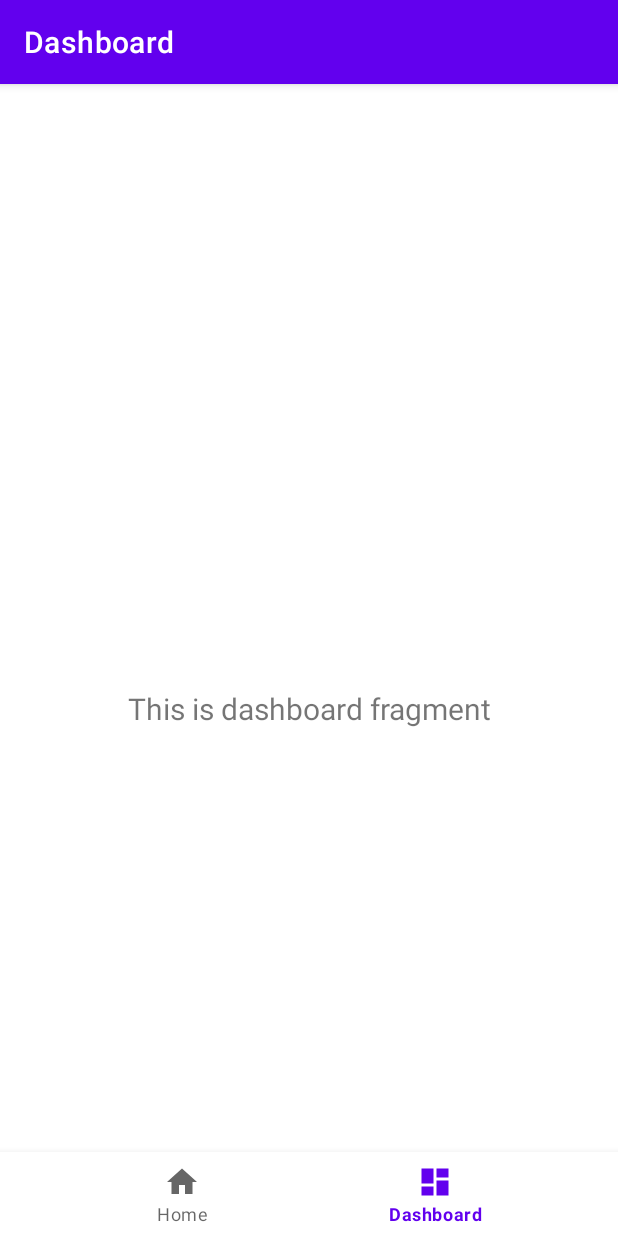
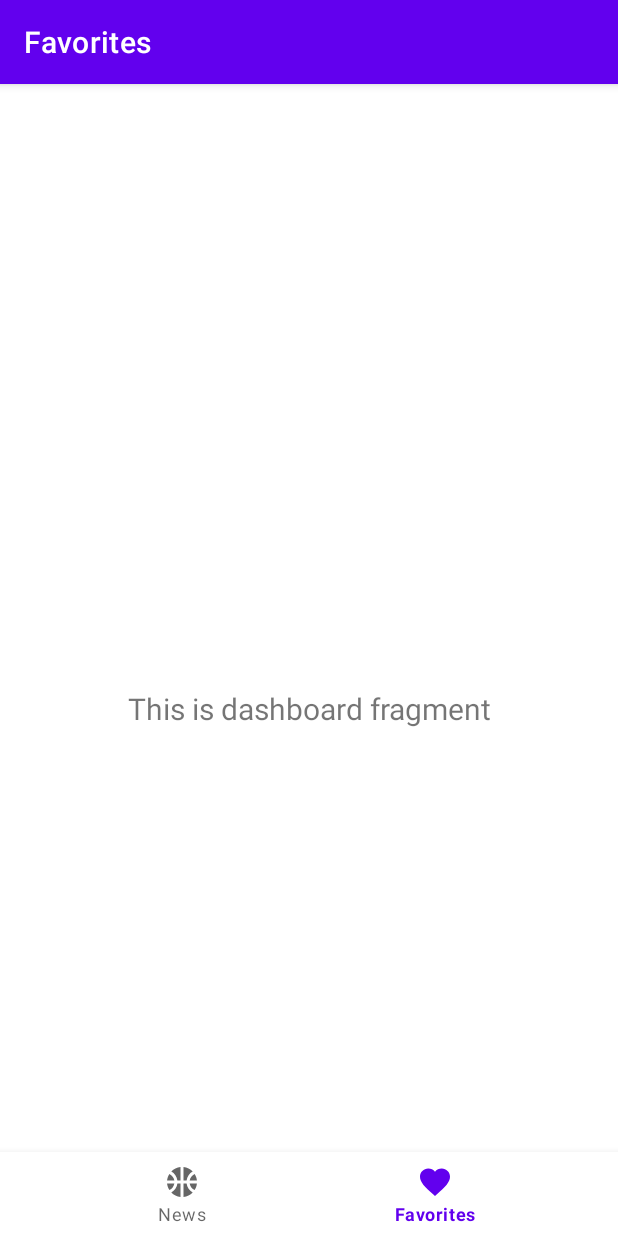
Before and after one commit to JorgeTranin/SoccerNews, an Android app: the screen it shows after launch (MainActivity), item 2 of the bottom bar chosen, on a phone screen of 412 x 824 dp. Run offline under Robolectric (Android 15) with nearby library versions, the phone set to English and light mode, and no system bars; our stand-ins replace navigation-ui.

Commit message:
Refatoração dos fragmentos e menu do app

```diff
--- a/app/src/main/java/com/soccernews/ui/dashboard/DashboardFragment.java
+++ /dev/null
@@ -1,37 +0,0 @@
-package com.soccernews.ui.dashboard;
-
-import android.os.Bundle;
-import android.view.LayoutInflater;
-import android.view.View;
-import android.view.ViewGroup;
-import android.widget.TextView;
-
-import androidx.annotation.NonNull;
-import androidx.fragment.app.Fragment;
-import androidx.lifecycle.ViewModelProvider;
-
-import com.soccernews.databinding.FragmentDashboardBinding;
-
-public class DashboardFragment extends Fragment {
-
-    private FragmentDashboardBinding binding;
-
-    public View onCreateView(@NonNull LayoutInflater inflater,
-                             ViewGroup container, Bundle savedInstanceState) {
-        DashboardViewModel dashboardViewModel =
-                new ViewModelProvider(this).get(DashboardViewModel.class);
-
-        binding = FragmentDashboardBinding.inflate(inflater, container, false);
-        View root = binding.getRoot();
-
-        final TextView textView = binding.textDashboard;
-        dashboardViewModel.getText().observe(getViewLifecycleOwner(), textView::setText);
-        return root;
-    }
-
-    @Override
-    public void onDestroyView() {
-        super.onDestroyView();
-        binding = null;
-    }
-}
--- /dev/null
+++ b/app/src/main/java/com/soccernews/ui/favorites/FavoritesFragment.java
@@ -0,0 +1,35 @@
+package com.soccernews.ui.favorites;
+
+import android.os.Bundle;
+import android.view.LayoutInflater;
+import android.view.View;
+import android.view.ViewGroup;
+import android.widget.TextView;
+
+import androidx.annotation.NonNull;
+import androidx.fragment.app.Fragment;
+import androidx.lifecycle.ViewModelProvider;
+
+import com.soccernews.databinding.FragmentFavoritesBinding;
+
+public class FavoritesFragment extends Fragment {
+
+    private FragmentFavoritesBinding binding;
+
+    public View onCreateView(@NonNull LayoutInflater inflater, ViewGroup container, Bundle savedInstanceState) {
+        FavoritesViewModel favoritesViewModel = new ViewModelProvider(this).get(FavoritesViewModel.class);
+
+        binding = FragmentFavoritesBinding.inflate(inflater, container, false);
+        View root = binding.getRoot();
+
+        final TextView textView = binding.textFavorites;
+        favoritesViewModel.getText().observe(getViewLifecycleOwner(), textView::setText);
+        return root;
+    }
+
+    @Override
+    public void onDestroyView() {
+        super.onDestroyView();
+        binding = null;
+    }
+}
--- a/app/src/main/java/com/soccernews/ui/home/HomeViewModel.java
+++ b/app/src/main/java/com/soccernews/ui/favorites/FavoritesViewModel.java
@@ -1,16 +1,16 @@
-package com.soccernews.ui.home;
+package com.soccernews.ui.favorites;
 
 import androidx.lifecycle.LiveData;
 import androidx.lifecycle.MutableLiveData;
 import androidx.lifecycle.ViewModel;
 
-public class HomeViewModel extends ViewModel {
+public class FavoritesViewModel extends ViewModel {
 
     private final MutableLiveData<String> mText;
 
-    public HomeViewModel() {
+    public FavoritesViewModel() {
         mText = new MutableLiveData<>();
-        mText.setValue("This is home fragment");
+        mText.setValue("This is dashboard fragment");
     }
 
     public LiveData<String> getText() {
--- a/app/src/main/java/com/soccernews/ui/home/HomeFragment.java
+++ /dev/null
@@ -1,37 +0,0 @@
-package com.soccernews.ui.home;
-
-import android.os.Bundle;
-import android.view.LayoutInflater;
-import android.view.View;
-import android.view.ViewGroup;
-import android.widget.TextView;
-
-import androidx.annotation.NonNull;
-import androidx.fragment.app.Fragment;
-import androidx.lifecycle.ViewModelProvider;
-
-import com.soccernews.databinding.FragmentHomeBinding;
-
-public class HomeFragment extends Fragment {
-
-    private FragmentHomeBinding binding;
-
-    public View onCreateView(@NonNull LayoutInflater inflater,
-                             ViewGroup container, Bundle savedInstanceState) {
-        HomeViewModel homeViewModel =
-                new ViewModelProvider(this).get(HomeViewModel.class);
-
-        binding = FragmentHomeBinding.inflate(inflater, container, false);
-        View root = binding.getRoot();
-
-        final TextView textView = binding.textHome;
-        homeViewModel.getText().observe(getViewLifecycleOwner(), textView::setText);
-        return root;
-    }
-
-    @Override
-    public void onDestroyView() {
-        super.onDestroyView();
-        binding = null;
-    }
-}
--- /dev/null
+++ b/app/src/main/java/com/soccernews/ui/news/NewsFragment.java
@@ -0,0 +1,35 @@
+package com.soccernews.ui.news;
+
+import android.os.Bundle;
+import android.view.LayoutInflater;
+import android.view.View;
+import android.view.ViewGroup;
+import android.widget.TextView;
+
+import androidx.annotation.NonNull;
+import androidx.fragment.app.Fragment;
+import androidx.lifecycle.ViewModelProvider;
+
+import com.soccernews.databinding.FragmentNewsBinding;
+
+public class NewsFragment extends Fragment {
+
+    private FragmentNewsBinding binding;
+
+    public View onCreateView(@NonNull LayoutInflater inflater, ViewGroup container, Bundle savedInstanceState) {
+        NewsViewModel newsViewModel = new ViewModelProvider(this).get(NewsViewModel.class);
+
+        binding = FragmentNewsBinding.inflate(inflater, container, false);
+        View root = binding.getRoot();
+
+        final TextView textView = binding.textNews;
+        newsViewModel.getText().observe(getViewLifecycleOwner(), textView::setText);
+        return root;
+    }
+
+    @Override
+    public void onDestroyView() {
+        super.onDestroyView();
+        binding = null;
+    }
+}
--- a/app/src/main/java/com/soccernews/ui/dashboard/DashboardViewModel.java
+++ b/app/src/main/java/com/soccernews/ui/news/NewsViewModel.java
@@ -1,16 +1,16 @@
-package com.soccernews.ui.dashboard;
+package com.soccernews.ui.news;
 
 import androidx.lifecycle.LiveData;
 import androidx.lifecycle.MutableLiveData;
 import androidx.lifecycle.ViewModel;
 
-public class DashboardViewModel extends ViewModel {
+public class NewsViewModel extends ViewModel {
 
     private final MutableLiveData<String> mText;
 
-    public DashboardViewModel() {
+    public NewsViewModel() {
         mText = new MutableLiveData<>();
-        mText.setValue("This is dashboard fragment");
+        mText.setValue("This is home fragment");
     }
 
     public LiveData<String> getText() {
--- /dev/null
+++ b/app/src/main/res/drawable/ic_bal.xml
@@ -0,0 +1,31 @@
+<vector android:height="24dp"
+    android:tint="#0D21DF"
+    android:viewportHeight="24"
+    android:viewportWidth="24"
+    android:width="24dp"
+    xmlns:android="http://schemas.android.com/apk/res/android">
+    <path
+        android:fillColor="@android:color/white"
+        android:pathData="M17.09,11h4.86c-0.16,-1.61 -0.71,-3.11 -1.54,-4.4C18.68,7.43 17.42,9.05 17.09,11z" />
+    <path
+        android:fillColor="@android:color/white"
+        android:pathData="M6.91,11C6.58,9.05 5.32,7.43 3.59,6.6C2.76,7.89 2.21,9.39 2.05,11H6.91z" />
+    <path
+        android:fillColor="@android:color/white"
+        android:pathData="M15.07,11c0.32,-2.59 1.88,-4.79 4.06,-6c-1.6,-1.63 -3.74,-2.71 -6.13,-2.95V11H15.07z" />
+    <path
+        android:fillColor="@android:color/white"
+        android:pathData="M8.93,11H11V2.05C8.61,2.29 6.46,3.37 4.87,5C7.05,6.21 8.61,8.41 8.93,11z" />
+    <path
+        android:fillColor="@android:color/white"
+        android:pathData="M15.07,13H13v8.95c2.39,-0.24 4.54,-1.32 6.13,-2.95C16.95,17.79 15.39,15.59 15.07,13z" />
+    <path
+        android:fillColor="@android:color/white"
+        android:pathData="M3.59,17.4c1.72,-0.83 2.99,-2.46 3.32,-4.4H2.05C2.21,14.61 2.76,16.11 3.59,17.4z" />
+    <path
+        android:fillColor="@android:color/white"
+        android:pathData="M17.09,13c0.33,1.95 1.59,3.57 3.32,4.4c0.83,-1.29 1.38,-2.79 1.54,-4.4H17.09z" />
+    <path
+        android:fillColor="@android:color/white"
+        android:pathData="M8.93,13c-0.32,2.59 -1.88,4.79 -4.06,6c1.6,1.63 3.74,2.71 6.13,2.95V13H8.93z" />
+</vector>
--- a/app/src/main/res/drawable/ic_dashboard_black_24dp.xml
+++ /dev/null
@@ -1,9 +0,0 @@
-<vector xmlns:android="http://schemas.android.com/apk/res/android"
-    android:width="24dp"
-    android:height="24dp"
-    android:viewportWidth="24.0"
-    android:viewportHeight="24.0">
-    <path
-        android:fillColor="#FF000000"
-        android:pathData="M3,13h8L11,3L3,3v10zM3,21h8v-6L3,15v6zM13,21h8L21,11h-8v10zM13,3v6h8L21,3h-8z" />
-</vector>
--- /dev/null
+++ b/app/src/main/res/drawable/ic_favorite.xml
@@ -0,0 +1,10 @@
+<vector android:height="24dp"
+    android:tint="#FF0000"
+    android:viewportHeight="24"
+    android:viewportWidth="24"
+    android:width="24dp"
+    xmlns:android="http://schemas.android.com/apk/res/android">
+    <path
+        android:fillColor="@android:color/white"
+        android:pathData="M12,21.35l-1.45,-1.32C5.4,15.36 2,12.28 2,8.5 2,5.42 4.42,3 7.5,3c1.74,0 3.41,0.81 4.5,2.09C13.09,3.81 14.76,3 16.5,3 19.58,3 22,5.42 22,8.5c0,3.78 -3.4,6.86 -8.55,11.54L12,21.35z" />
+</vector>
--- a/app/src/main/res/drawable/ic_home_black_24dp.xml
+++ /dev/null
@@ -1,9 +0,0 @@
-<vector xmlns:android="http://schemas.android.com/apk/res/android"
-    android:width="24dp"
-    android:height="24dp"
-    android:viewportWidth="24.0"
-    android:viewportHeight="24.0">
-    <path
-        android:fillColor="#FF000000"
-        android:pathData="M10,20v-6h4v6h5v-8h3L12,3 2,12h3v8z" />
-</vector>
--- a/app/src/main/res/layout/fragment_dashboard.xml
+++ b/app/src/main/res/layout/fragment_favorites.xml
@@ -4,10 +4,10 @@
     xmlns:tools="http://schemas.android.com/tools"
     android:layout_width="match_parent"
     android:layout_height="match_parent"
-    tools:context=".ui.dashboard.DashboardFragment">
+    tools:context=".ui.favorites.FavoritesFragment">
 
     <TextView
-        android:id="@+id/text_dashboard"
+        android:id="@+id/text_favorites"
         android:layout_width="match_parent"
         android:layout_height="wrap_content"
         android:layout_marginStart="8dp"
--- a/app/src/main/res/layout/fragment_home.xml
+++ b/app/src/main/res/layout/fragment_news.xml
@@ -4,10 +4,10 @@
     xmlns:tools="http://schemas.android.com/tools"
     android:layout_width="match_parent"
     android:layout_height="match_parent"
-    tools:context=".ui.home.HomeFragment">
+    tools:context=".ui.news.NewsFragment">
 
     <TextView
-        android:id="@+id/text_home"
+        android:id="@+id/text_news"
         android:layout_width="match_parent"
         android:layout_height="wrap_content"
         android:layout_marginStart="8dp"
--- a/app/src/main/res/menu/bottom_nav_menu.xml
+++ b/app/src/main/res/menu/bottom_nav_menu.xml
@@ -3,12 +3,12 @@
 
     <item
         android:id="@+id/navigation_home"
-        android:icon="@drawable/ic_home_black_24dp"
-        android:title="@string/title_home" />
+        android:icon="@drawable/ic_bal"
+        android:title="@string/title_news" />
 
     <item
         android:id="@+id/navigation_dashboard"
-        android:icon="@drawable/ic_dashboard_black_24dp"
-        android:title="@string/title_dashboard" />
+        android:icon="@drawable/ic_favorite"
+        android:title="@string/title_favorite" />
 
 </menu>
--- a/app/src/main/res/navigation/mobile_navigation.xml
+++ b/app/src/main/res/navigation/mobile_navigation.xml
@@ -7,14 +7,14 @@
 
     <fragment
         android:id="@+id/navigation_home"
-        android:name="com.soccernews.ui.home.HomeFragment"
-        android:label="@string/title_home"
-        tools:layout="@layout/fragment_home" />
+        android:name="com.soccernews.ui.news.NewsFragment"
+        android:label="@string/title_news"
+        tools:layout="@layout/fragment_news" />
 
     <fragment
         android:id="@+id/navigation_dashboard"
-        android:name="com.soccernews.ui.dashboard.DashboardFragment"
-        android:label="@string/title_dashboard"
-        tools:layout="@layout/fragment_dashboard" />
+        android:name="com.soccernews.ui.favorites.FavoritesFragment"
+        android:label="@string/title_favorite"
+        tools:layout="@layout/fragment_favorites" />
 
 </navigation>
--- a/app/src/main/res/values/strings.xml
+++ b/app/src/main/res/values/strings.xml
@@ -1,6 +1,5 @@
 <resources>
     <string name="app_name">Soccer News</string>
-    <string name="title_home">Home</string>
-    <string name="title_dashboard">Dashboard</string>
-    <string name="title_notifications">Notifications</string>
+    <string name="title_news">News</string>
+    <string name="title_favorite">Favorites</string>
 </resources>
```
